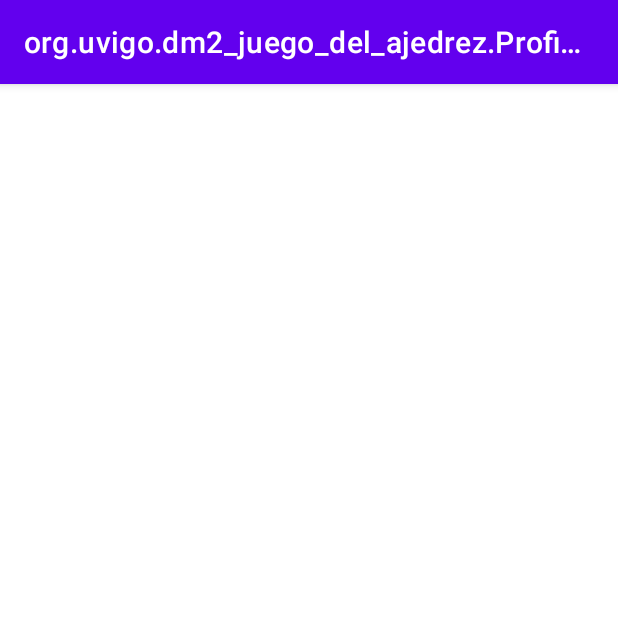
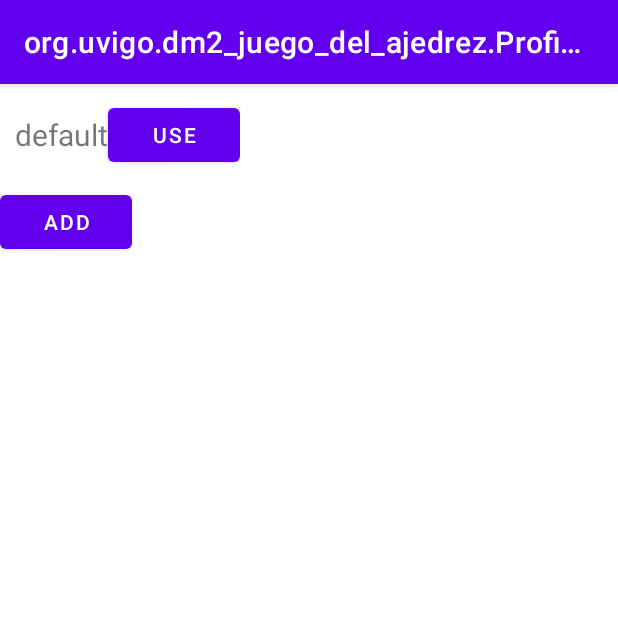
Before and after one commit to ALVareador/DM2_JUEGODELAJEDREZ, an Android app: the ProfileActivity screen opened directly, with no data from a screen before it, on a phone screen of 412 x 824 dp, the top half of it. Run offline under Robolectric (Android 15) with nearby library versions, the phone set to English and light mode, and no system bars.

Commit message:
Profiles avanzado, queda poner en gris el perfil que se está usando, y añadir ciertos datos al perfil como puede ser las partidas ganadas y las skins

```diff
--- /dev/null
+++ b/app/src/main/java/org/uvigo/dm2_juego_del_ajedrez/Profile.java
@@ -0,0 +1,49 @@
+package org.uvigo.dm2_juego_del_ajedrez;
+
+public class Profile {
+
+    private String name ="";
+    private Boolean used = false;
+    private int points=0;
+
+    public Profile(){
+        this.name="";
+        this.used=false;
+        this.points=0;
+    }
+
+    public Profile(String name){
+        this.name=name;
+    }
+
+    public String getName() {
+        return name;
+    }
+    public int getPoints(){
+        return points;
+    }
+    public void setName(String name) {
+        this.name = name;
+    }
+
+    public Boolean getUsed() {
+        return used;
+    }
+
+    /** Añade sus puntos después de cada partida*/
+    public void setPoints(int points){
+        this.points+=points;
+    }
+    public void setUsed(Boolean done) {
+        this.used = done;
+    }
+
+    @Override
+    public String toString() {
+        return "Profile{" +
+                "name='" + name + '\'' +
+                ", used=" + used +
+                ", points=" + points +
+                '}';
+    }
+}
--- a/app/src/main/java/org/uvigo/dm2_juego_del_ajedrez/ProfileActivity.java
+++ b/app/src/main/java/org/uvigo/dm2_juego_del_ajedrez/ProfileActivity.java
@@ -2,16 +2,61 @@ package org.uvigo.dm2_juego_del_ajedrez;
 
 import androidx.appcompat.app.AppCompatActivity;
 
+import android.app.AlertDialog;
+import android.content.DialogInterface;
 import android.os.Bundle;
 import android.view.View;
-import android.widget.Button;
+import android.widget.EditText;
+import android.widget.ListView;
+
+import java.util.ArrayList;
 
 public class ProfileActivity extends AppCompatActivity {
+
+    private ArrayList<Profile> profiles = new ArrayList<>();
+    private ProfileArrayAdapter profileArrayAdapter;
 
     @Override
     protected void onCreate(Bundle savedInstanceState) {
         super.onCreate(savedInstanceState);
         setContentView(R.layout.activity_profile);
 
+        //TODO Aqui hay que recuperar los posibles perfiles desde memoria
+        profiles.add(new Profile("default"));
+
+        ListView listView = findViewById(R.id.listViewProfile);
+        profileArrayAdapter = new ProfileArrayAdapter(this, profiles);
+        listView.setAdapter(profileArrayAdapter);
+
+        findViewById(R.id.buttonAddProfile).setOnClickListener(new View.OnClickListener() {
+            @Override
+            public void onClick(View view) {
+                addProfile();
+            }
+        });
+    }
+
+    /** Añade un nuevo perfil*/
+    private void addProfile() {
+        profiles.add(new Profile());
+        showTaskNameDialog(profiles.size()-1);
+    }
+
+    /** Añade al nuevo profile un nombre*/
+    private void showTaskNameDialog(int position) {
+        AlertDialog.Builder builder = new AlertDialog.Builder(this);
+        builder.setTitle("Profile Name");
+        EditText editText = new EditText(this);
+        editText.setText(profiles.get(position).getName());
+        builder.setView(editText);
+        builder.setPositiveButton("Save", new DialogInterface.OnClickListener() {
+            @Override
+            public void onClick(DialogInterface dialog, int which) {
+                String profileName = editText.getText().toString();
+                profiles.get(position).setName(profileName);
+                profileArrayAdapter.notifyDataSetChanged();
+            }
+        });
+        builder.create().show();
     }
 }
--- /dev/null
+++ b/app/src/main/java/org/uvigo/dm2_juego_del_ajedrez/ProfileArrayAdapter.java
@@ -0,0 +1,52 @@
+package org.uvigo.dm2_juego_del_ajedrez;
+
+import android.content.Context;
+import android.view.LayoutInflater;
+import android.view.View;
+import android.view.ViewGroup;
+import android.widget.ArrayAdapter;
+import android.widget.Button;
+import android.widget.LinearLayout;
+import android.widget.TextView;
+
+import androidx.annotation.NonNull;
+import androidx.annotation.Nullable;
+
+import java.util.List;
+
+public class ProfileArrayAdapter  extends ArrayAdapter<Profile> {
+
+    public ProfileArrayAdapter(@NonNull Context context, List<Profile> objects) {
+        super(context, 0, objects);
+    }
+
+    class ViewHolder {
+        LinearLayout linearLayoutProfile;
+        TextView textViewName;
+        Button buttonUseProfile;
+    }
+
+    @NonNull
+    @Override
+    public View getView(int position, @Nullable View convertView, @NonNull ViewGroup parent) {
+        ViewHolder viewHolder= null;
+        if (convertView == null){
+            viewHolder = new ViewHolder();
+            LayoutInflater inflater = LayoutInflater.from(getContext());
+            convertView = inflater.inflate(R.layout.profile_listview, null);
+
+            viewHolder.linearLayoutProfile = convertView.findViewById(R.id.linearLayoutProfile);
+            viewHolder.textViewName =convertView.findViewById(R.id.textViewName);
+            viewHolder.buttonUseProfile = convertView.findViewById(R.id.buttonUseProfile);
+            convertView.setTag(viewHolder);
+        }
+
+        viewHolder = (ViewHolder) convertView.getTag();
+        viewHolder.textViewName.setText(getItem(position).getName());
+
+        //Si esta siendo usado se pone en gris
+        //viewHolder.buttonUseProfile.
+
+        return convertView;
+    }
+}
--- a/app/src/main/res/layout/activity_profile.xml
+++ b/app/src/main/res/layout/activity_profile.xml
@@ -1,9 +1,24 @@
 <?xml version="1.0" encoding="utf-8"?>
-<androidx.constraintlayout.widget.ConstraintLayout xmlns:android="http://schemas.android.com/apk/res/android"
-    xmlns:app="http://schemas.android.com/apk/res-auto"
+<RelativeLayout xmlns:android="http://schemas.android.com/apk/res/android"
     xmlns:tools="http://schemas.android.com/tools"
     android:layout_width="match_parent"
     android:layout_height="match_parent"
-    tools:context=".ProfileActivity">
+    tools:context=".ProfileActivity" >
 
-</androidx.constraintlayout.widget.ConstraintLayout>
+    <LinearLayout
+        android:layout_width="match_parent"
+        android:layout_height="match_parent"
+        android:orientation="vertical">
+
+        <ListView
+            android:id="@+id/listViewProfile"
+            android:layout_width="wrap_content"
+            android:layout_height="wrap_content" />
+
+        <Button
+            android:id="@+id/buttonAddProfile"
+            android:layout_width="wrap_content"
+            android:layout_height="wrap_content"
+            android:text="@string/add" />
+    </LinearLayout>
+</RelativeLayout>
--- /dev/null
+++ b/app/src/main/res/layout/profile_listview.xml
@@ -0,0 +1,23 @@
+<?xml version="1.0" encoding="utf-8"?>
+<LinearLayout xmlns:android="http://schemas.android.com/apk/res/android"
+    android:id="@+id/linearLayoutProfile"
+    android:layout_width="match_parent"
+    android:layout_height="wrap_content"
+    android:padding="10dp">
+
+    <TextView
+        android:id="@+id/textViewName"
+        android:layout_width="wrap_content"
+        android:layout_height="match_parent"
+        android:layout_weight="1"
+        android:gravity="center_vertical"
+        android:text="@string/profile"
+        android:textSize="20sp" />
+
+    <Button
+        android:id="@+id/buttonUseProfile"
+        android:layout_width="wrap_content"
+        android:layout_height="wrap_content"
+        android:layout_weight="0.05"
+        android:text="@string/use" />
+</LinearLayout>
--- a/app/src/main/res/menu/configuration_options.xml
+++ b/app/src/main/res/menu/configuration_options.xml
@@ -14,4 +14,7 @@
     <item
         android:id="@+id/MenuConfiguracionAjustes"
         android:title="@string/ajustes" />
+    <item
+        android:id="@+id/MenuConfiguracionPerfiles"
+        android:title="@string/perfiles" />
 </menu>
--- a/app/src/main/res/values/strings.xml
+++ b/app/src/main/res/values/strings.xml
@@ -4,4 +4,8 @@
     <string name="skins">Skins</string>
     <string name="historial">Historial</string>
     <string name="ajustes">Ajustes</string>
+    <string name="add">Add</string>
+    <string name="use">Use</string>
+    <string name="profile" />
+    <string name="perfiles">Perfiles</string>
 </resources>
```
Also changed, not shown: app/src/main/java/org/uvigo/dm2_juego_del_ajedrez/MainActivity.java (+8 -2 lines).
